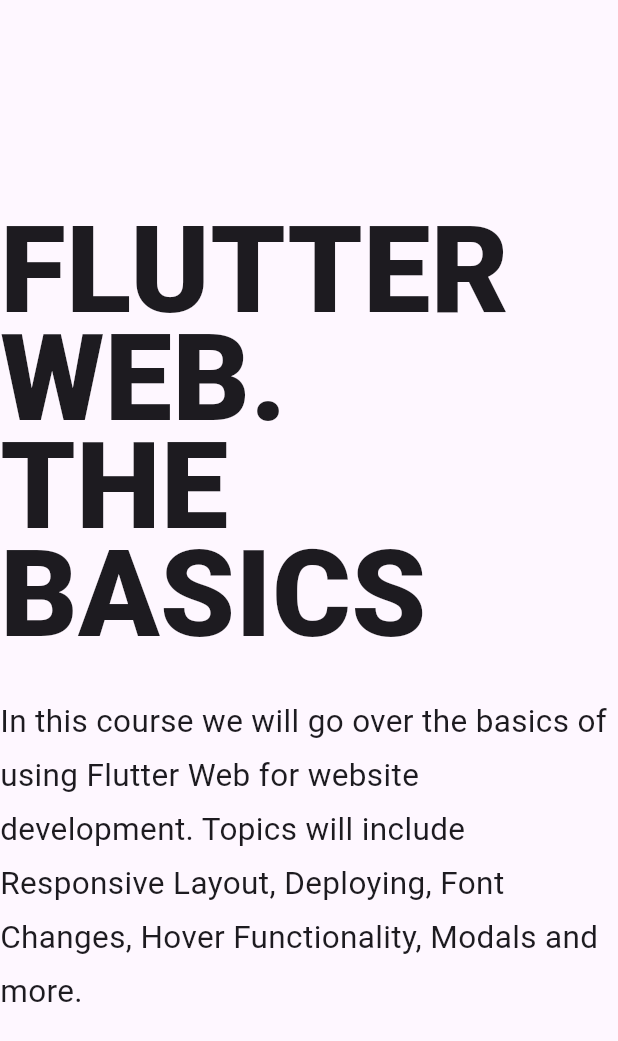
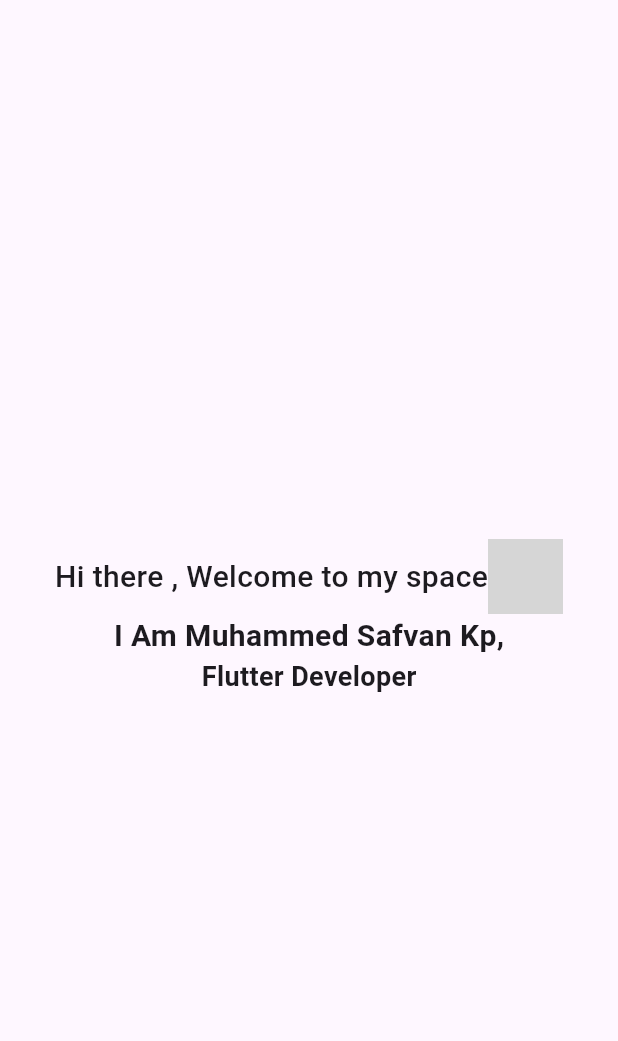
Before and after one commit to safvansafvan/portfolio, a Flutter app: the CourseDetails widget shown alone on an empty page, opened directly, on a phone screen of 412 x 824 dp. Shown: the top 1041 px of the screen. Run offline on Flutter 3.47's test engine with Material 3 defaults, Android fonts, the phone set to English and light mode, and no system bars; drawn by our look-alikes of animated_text_kit; our stand-ins replace responsive_builder; network calls fail; grey boxes are pictures that could not be loaded.

Commit message:
datas inserted

```diff
--- a/lib/view/home/widget/course_de.dart
+++ b/lib/view/home/widget/course_de.dart
@@ -1,3 +1,4 @@
+import 'package:animated_text_kit/animated_text_kit.dart';
 import 'package:flutter/material.dart';
 
 class CourseDetails extends StatelessWidget {
@@ -5,26 +6,39 @@
 
   @override
   Widget build(BuildContext context) {
-    return const SizedBox(
+    return SizedBox(
       width: 600,
       child: Column(
-        crossAxisAlignment: CrossAxisAlignment.start,
         mainAxisAlignment: MainAxisAlignment.center,
         children: <Widget>[
-          Text(
-            'FLUTTER WEB.\nTHE BASICS',
-            style: TextStyle(
-                fontWeight: FontWeight.w800, height: 0.9, fontSize: 80),
+          Row(
+            mainAxisAlignment: MainAxisAlignment.center,
+            children: [
+              const Text(
+                'Hi there , Welcome to my space',
+                style: TextStyle(fontWeight: FontWeight.w500, fontSize: 20),
+              ),
+              Image.network('assets/gif/hand.gif', width: 50, height: 50)
+            ],
           ),
-          SizedBox(
-            height: 30,
+          const Text(
+            'I Am Muhammed Safvan Kp,',
+            style: TextStyle(fontWeight: FontWeight.w600, fontSize: 20),
           ),
-          Text(
-              'In this course we will go over the basics of using Flutter Web for website development. Topics will include Responsive Layout, Deploying, Font Changes, Hover Functionality, Modals and more.',
-              style: TextStyle(
-                fontSize: 21,
-                height: 1.7,
-              ))
+          AnimatedTextKit(
+            animatedTexts: [
+              TypewriterAnimatedText(
+                'Flutter Developer',
+                textStyle: const TextStyle(
+                  fontSize: 18.0,
+                  fontWeight: FontWeight.w600,
+                ),
+                speed: const Duration(milliseconds: 100),
+              ),
+            ],
+            isRepeatingAnimation: true,
+            repeatForever: true,
+          ),
         ],
       ),
     );
```
Also changed, not shown: lib/view/home/home.dart (+15 -3 lines), lib/view/home/widget/appbar/app_bar_mobile.dart (+5 -12 lines), pubspec.yaml (+7 -56 lines), assets/gif/hand.gif (added), assets/logo/logo.png (renamed from assets/logo.png), pubspec.lock.
